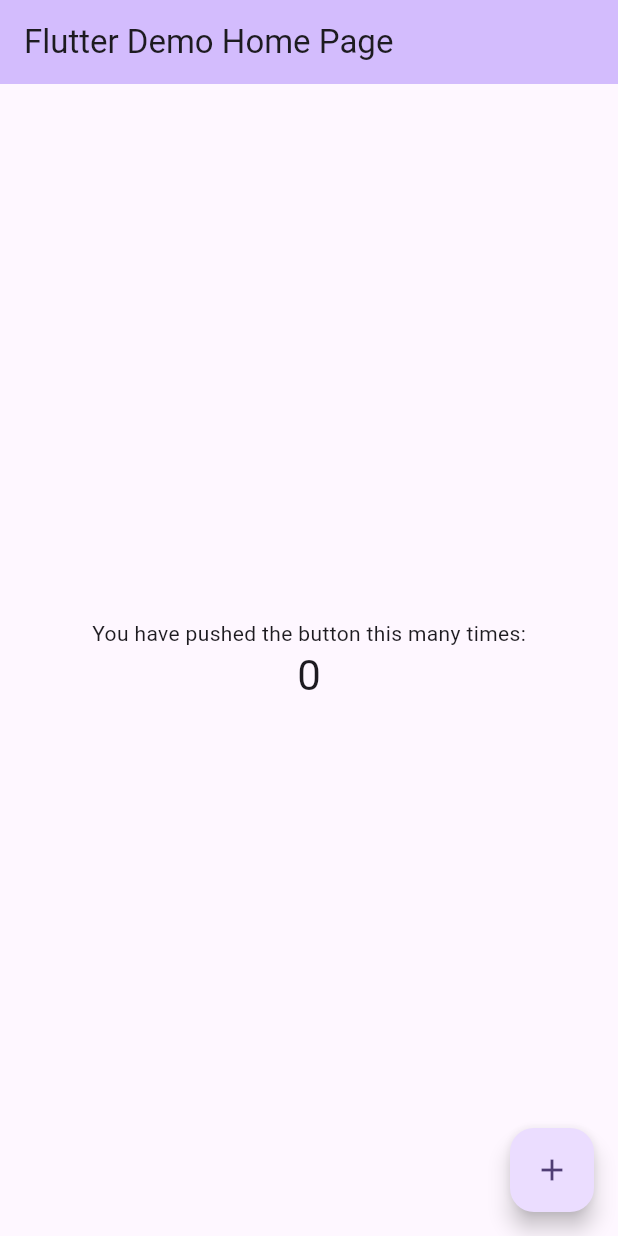
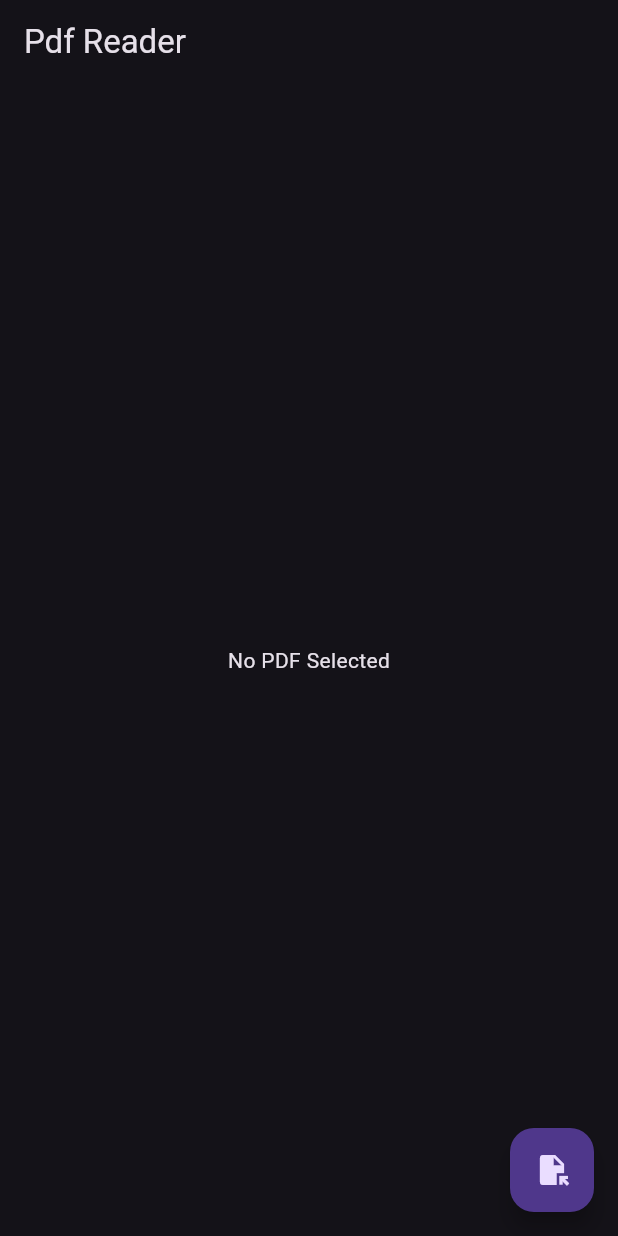
Before and after one commit to Tosin-JD/pdf_reader, a Flutter app: the screen it shows after launch, on a phone screen of 412 x 824 dp. Run offline on Flutter 3.47's test engine with Material 3 defaults, Android fonts, the phone set to English and light mode, and no system bars; our stand-ins replace file_picker, flutter_bloc; missing offline and left inert: flutter_pdfview.

Commit message:
created a proof of concept

```diff
--- /dev/null
+++ b/lib/domain/entities/pdf_file.dart
@@ -0,0 +1,6 @@
+class PdfFile {
+  final String path;
+  final String name;
+
+  PdfFile({required this.path, required this.name});
+}
--- /dev/null
+++ b/lib/domain/repositories/pdf_repository.dart
@@ -0,0 +1,5 @@
+import 'package:pdf_reader/domain/entities/pdf_file.dart';
+
+abstract class PdfRepository {
+  Future<PdfFile?> pickPdfFile();
+}
--- /dev/null
+++ b/lib/domain/usecases/pick_pdf_file.dart
@@ -0,0 +1,10 @@
+import 'package:pdf_reader/domain/entities/pdf_file.dart';
+import 'package:pdf_reader/domain/repositories/pdf_repository.dart';
+
+class PickPdfFile {
+  final PdfRepository repository;
+
+  PickPdfFile(this.repository);
+
+  Future<PdfFile?> call() => repository.pickPdfFile();
+}
--- a/lib/main.dart
+++ b/lib/main.dart
@@ -1,122 +1,29 @@
 import 'package:flutter/material.dart';
+import 'package:flutter_bloc/flutter_bloc.dart';
+import 'package:pdf_reader/domain/repositories/pdf_repository.dart';
+import 'package:pdf_reader/domain/repositories/pdf_repository_impl.dart';
+import 'package:pdf_reader/domain/usecases/pick_pdf_file.dart';
+import 'package:pdf_reader/presentation/bloc/pdf_bloc.dart';
+import 'package:pdf_reader/screens/home_screen.dart';
 
 void main() {
-  runApp(const MyApp());
+  final pdfRepo = PdfRepositoryImpl();
+  final pickPdf = PickPdfFile(pdfRepo as PdfRepository);
+
+  runApp(MyApp(pdfCubit: PdfCubit(pickPdf)));
 }
 
 class MyApp extends StatelessWidget {
-  const MyApp({super.key});
+  final PdfCubit pdfCubit;
+  const MyApp({required this.pdfCubit});
 
   // This widget is the root of your application.
   @override
   Widget build(BuildContext context) {
     return MaterialApp(
-      title: 'Flutter Demo',
-      theme: ThemeData(
-        // This is the theme of your application.
-        //
-        // TRY THIS: Try running your application with "flutter run". You'll see
-        // the application has a purple toolbar. Then, without quitting the app,
-        // try changing the seedColor in the colorScheme below to Colors.green
-        // and then invoke "hot reload" (save your changes or press the "hot
-        // reload" button in a Flutter-supported IDE, or press "r" if you used
-        // the command line to start the app).
-        //
-        // Notice that the counter didn't reset back to zero; the application
-        // state is not lost during the reload. To reset the state, use hot
-        // restart instead.
-        //
-        // This works for code too, not just values: Most code changes can be
-        // tested with just a hot reload.
-        colorScheme: ColorScheme.fromSeed(seedColor: Colors.deepPurple),
-      ),
-      home: const MyHomePage(title: 'Flutter Demo Home Page'),
+      title: 'PDF Reader',
+      theme: ThemeData.dark(),
+      home: BlocProvider(create: (_) => pdfCubit, child: HomeScreen()),
     );
   }
 }
-
-class MyHomePage extends StatefulWidget {
-  const MyHomePage({super.key, required this.title});
-
-  // This widget is the home page of your application. It is stateful, meaning
-  // that it has a State object (defined below) that contains fields that affect
-  // how it looks.
-
-  // This class is the configuration for the state. It holds the values (in this
-  // case the title) provided by the parent (in this case the App widget) and
-  // used by the build method of the State. Fields in a Widget subclass are
-  // always marked "final".
-
-  final String title;
-
-  @override
-  State<MyHomePage> createState() => _MyHomePageState();
-}
-
-class _MyHomePageState extends State<MyHomePage> {
-  int _counter = 0;
-
-  void _incrementCounter() {
-    setState(() {
-      // This call to setState tells the Flutter framework that something has
-      // changed in this State, which causes it to rerun the build method below
-      // so that the display can reflect the updated values. If we changed
-      // _counter without calling setState(), then the build method would not be
-      // called again, and so nothing would appear to happen.
-      _counter++;
-    });
-  }
-
-  @override
-  Widget build(BuildContext context) {
-    // This method is rerun every time setState is called, for instance as done
-    // by the _incrementCounter method above.
-    //
-    // The Flutter framework has been optimized to make rerunning build methods
-    // fast, so that you can just rebuild anything that needs updating rather
-    // than having to individually change instances of widgets.
-    return Scaffold(
-      appBar: AppBar(
-        // TRY THIS: Try changing the color here to a specific color (to
-        // Colors.amber, perhaps?) and trigger a hot reload to see the AppBar
-        // change color while the other colors stay the same.
-        backgroundColor: Theme.of(context).colorScheme.inversePrimary,
-        // Here we take the value from the MyHomePage object that was created by
-        // the App.build method, and use it to set our appbar title.
-        title: Text(widget.title),
-      ),
-      body: Center(
-        // Center is a layout widget. It takes a single child and positions it
-        // in the middle of the parent.
-        child: Column(
-          // Column is also a layout widget. It takes a list of children and
-          // arranges them vertically. By default, it sizes itself to fit its
-          // children horizontally, and tries to be as tall as its parent.
-          //
-          // Column has various properties to control how it sizes itself and
-          // how it positions its children. Here we use mainAxisAlignment to
-          // center the children vertically; the main axis here is the vertical
-          // axis because Columns are vertical (the cross axis would be
-          // horizontal).
-          //
-          // TRY THIS: Invoke "debug painting" (choose the "Toggle Debug Paint"
-          // action in the IDE, or press "p" in the console), to see the
-          // wireframe for each widget.
-          mainAxisAlignment: MainAxisAlignment.center,
-          children: <Widget>[
-            const Text('You have pushed the button this many times:'),
-            Text(
-              '$_counter',
-              style: Theme.of(context).textTheme.headlineMedium,
-            ),
-          ],
-        ),
-      ),
-      floatingActionButton: FloatingActionButton(
-        onPressed: _incrementCounter,
-        tooltip: 'Increment',
-        child: const Icon(Icons.add),
-      ), // This trailing comma makes auto-formatting nicer for build methods.
-    );
-  }
-}
--- /dev/null
+++ b/lib/presentation/bloc/pdf_bloc.dart
@@ -0,0 +1,20 @@
+import 'package:flutter_bloc/flutter_bloc.dart';
+import 'package:pdf_reader/domain/entities/pdf_file.dart';
+import 'package:pdf_reader/domain/usecases/pick_pdf_file.dart';
+
+class PdfState {
+  final PdfFile? pdf;
+  PdfState(this.pdf);
+}
+
+
+class PdfCubit extends Cubit<PdfState> {
+  final PickPdfFile pickPdfFile;
+
+  PdfCubit(this.pickPdfFile) : super(PdfState(null));
+
+  Future<void> loadPdf() async {
+    final pdf = await pickPdfFile();
+    emit(PdfState(pdf));
+  }
+}
--- /dev/null
+++ b/lib/screens/home_screen.dart
@@ -0,0 +1,34 @@
+import 'package:flutter/material.dart';
+import 'package:pdf_reader/presentation/bloc/pdf_bloc.dart';
+import 'package:flutter_bloc/flutter_bloc.dart';
+import 'package:flutter_pdfview/flutter_pdfview.dart';
+
+class HomeScreen extends StatelessWidget {
+  @override
+  Widget build(BuildContext context) {
+    final bloc = context.read<PdfCubit>();
+
+    return Scaffold(
+      appBar: AppBar(title: Text("Pdf Reader")),
+      body: BlocBuilder<PdfCubit, PdfState>(
+        builder: (context, state) {
+          if (state.pdf != null) {
+            return PDFView(
+              filePath: state.pdf!.path,
+              enableSwipe: true,
+              swipeHorizontal: false,
+              autoSpacing: true,
+              pageFling: true,
+            );
+          } else {
+            return Center(child: Text("No PDF Selected"));
+          }
+        },
+      ),
+      floatingActionButton: FloatingActionButton(
+        onPressed: () => bloc.loadPdf(),
+        child: Icon(Icons.file_open),
+      ),
+    );
+  }
+}
--- a/pubspec.yaml
+++ b/pubspec.yaml
@@ -34,6 +34,11 @@ dependencies:
   # The following adds the Cupertino Icons font to your application.
   # Use with the CupertinoIcons class for iOS style icons.
   cupertino_icons: ^1.0.8
+
+  flutter_bloc: ^8.1.6
+  flutter_pdfview: ^1.4.1+1
+  file_picker: ^10.2.0
+  bloc: ^8.1.4
 
 dev_dependencies:
   flutter_test:
```
Also changed, not shown: lib/domain/repositories/pdf_repository_impl.dart (added, +20 -0 lines), pubspec.lock, 2 other files.
